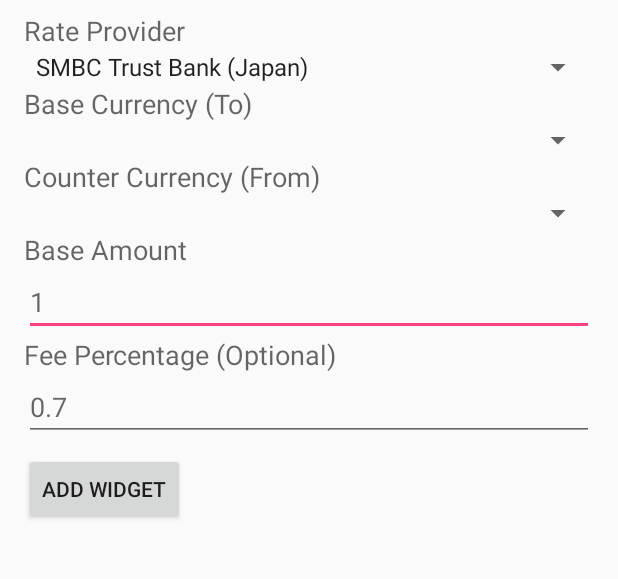
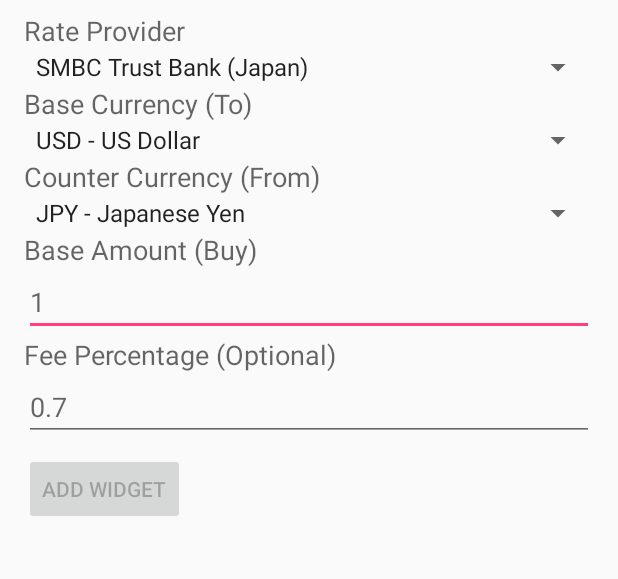
Before and after one commit to jbburns/SimpleCurrencyWidget, an Android app: the MainWidgetConfigureActivity screen opened directly, with no data from a screen before it, on a phone screen of 412 x 824 dp, the part 53-632 px from its top. Run offline under Robolectric (Android 15) with nearby library versions, the phone set to English and light mode, and no system bars; 1 statement that could not run was skipped.

Commit message:
added base selection functionality for SMBC TB rate provider

```diff
--- a/app/src/main/java/com/jbburns/simplecurrencywidget/MainWidgetConfigureActivity.java
+++ b/app/src/main/java/com/jbburns/simplecurrencywidget/MainWidgetConfigureActivity.java
@@ -7,6 +7,7 @@ import android.content.Intent;
 import android.content.SharedPreferences;
 import android.os.Bundle;
 import android.view.View;
+import android.widget.AdapterView;
 import android.widget.ArrayAdapter;
 import android.widget.Spinner;
 
@@ -81,9 +82,40 @@ public class MainWidgetConfigureActivity extends Activity {
 
         setContentView(R.layout.main_widget_configure);
 
-        Spinner rateProviderSpinner = (Spinner) findViewById(R.id.rateProviderSpinner);
+        final Spinner rateProviderSpinner = (Spinner) findViewById(R.id.rateProviderSpinner);
         ArrayAdapter<String> rateProvidersAdapter = new ArrayAdapter<>(this,android.R.layout.simple_spinner_item, rateProvidersArray);
         rateProviderSpinner.setAdapter(rateProvidersAdapter);
+
+        rateProviderSpinner.setOnItemSelectedListener(new AdapterView.OnItemSelectedListener() {
+            @Override
+            public void onItemSelected(AdapterView<?> arg0, View arg1,
+                                       int arg2, long arg3) {
+                Spinner baseCurrencySpinner = (Spinner) findViewById(R.id.baseCurrencySpinner);
+                Spinner counterCurrencySpinner = (Spinner) findViewById(R.id.counterCurrencySpinner);
+
+                String selectedrateProvider = rateProviderSpinner.getItemAtPosition(arg2).toString();
+                String smbctbRateProviderText = getResources().getString(R.string.smbctbRateProviderText);
+
+               if (selectedrateProvider.equals(smbctbRateProviderText)){
+
+                   final String[] smbctbDefaultBaseCurrenciesArray = getResources().getStringArray(R.array.smbctbDefaultBaseCurrencies);
+                   final String[] smbctbDefaultCounterCurrenciesArray = getResources().getStringArray(R.array.smbctbDefaultCounterCurrencies);
+                   ArrayAdapter<String> smbctbDefaultBaseCurrenciesAdapter = new ArrayAdapter<>(MainWidgetConfigureActivity.this,android.R.layout.simple_spinner_item, smbctbDefaultBaseCurrenciesArray);
+                   baseCurrencySpinner.setAdapter(smbctbDefaultBaseCurrenciesAdapter);
+                   ArrayAdapter<String> smbctbDefaultCounterCurrenciesAdapter = new ArrayAdapter<>(MainWidgetConfigureActivity.this,android.R.layout.simple_spinner_item, smbctbDefaultCounterCurrenciesArray);
+                   counterCurrencySpinner.setAdapter(smbctbDefaultCounterCurrenciesAdapter);
+               }
+
+                  //list.add(s);
+                  // listadapter.notifyDataSetChanged();
+              }
+
+              @Override
+              public void onNothingSelected(AdapterView<?> arg0) {
+                  // TODO Auto-generated method stub
+
+              }
+          });
 
         //mAppWidgetText = (EditText) findViewById(R.id.appwidget_text);
         findViewById(R.id.add_button).setOnClickListener(mOnClickListener);
--- a/app/src/main/res/layout/main_widget_configure.xml
+++ b/app/src/main/res/layout/main_widget_configure.xml
@@ -33,7 +33,8 @@
     <Spinner
         android:layout_width="match_parent"
         android:layout_height="wrap_content"
-        android:id="@+id/baseCurrencySpinner" />
+        android:id="@+id/baseCurrencySpinner"
+        android:enabled="false" />
 
     <TextView
         android:layout_width="wrap_content"
@@ -45,13 +46,14 @@
     <Spinner
         android:layout_width="match_parent"
         android:layout_height="wrap_content"
-        android:id="@+id/counterCurrencyTextViewSpinner" />
+        android:id="@+id/counterCurrencySpinner"
+        android:enabled="false"/>
 
     <TextView
         android:layout_width="wrap_content"
         android:layout_height="wrap_content"
         android:textAppearance="?android:attr/textAppearanceMedium"
-        android:text="Base Amount"
+        android:text="Base Amount (Buy)"
         android:id="@+id/baseAmountTextView" />
 
     <EditText
@@ -82,6 +84,7 @@
         android:layout_width="wrap_content"
         android:layout_height="wrap_content"
         android:layout_marginTop="8dp"
-        android:text="@string/add_widget" />
+        android:text="@string/add_widget"
+        android:enabled="false" />
 
 </LinearLayout>
--- a/app/src/main/res/values/arrays.xml
+++ b/app/src/main/res/values/arrays.xml
@@ -3,4 +3,20 @@
     <string-array name="rateProviders">
         <item>@string/smbctbRateProviderText</item>
     </string-array>
+    <string-array name="smbctbDefaultBaseCurrencies">
+        <item>@string/USD</item>
+        <item>@string/AUD</item>
+        <item>@string/NZD</item>
+        <item>@string/GBP</item>
+        <item>@string/CAD</item>
+        <item>@string/CHF</item>
+        <item>@string/EUR</item>
+        <item>@string/HKD</item>
+        <item>@string/THB</item>
+        <item>@string/NOK</item>
+        <item>@string/ZAR</item>
+    </string-array>
+    <string-array name="smbctbDefaultCounterCurrencies">
+        <item>@string/JPY</item>
+    </string-array>
 </resources>
--- a/app/src/main/res/values/strings.xml
+++ b/app/src/main/res/values/strings.xml
@@ -8,4 +8,16 @@
     <string name="widgetRefreshTimeText">Not Updated</string>
     <string name="rateAsOfTimeText">Not Updated</string>
     <string name="smbctbRateProviderText">SMBC Trust Bank (Japan)</string>
+    <string name="JPY">JPY - Japanese Yen</string>
+    <string name="USD">USD - US Dollar</string>
+    <string name="AUD">AUD - Australian Dollar</string>
+    <string name="NZD">NZD - New Zealand Dollar</string>
+    <string name="GBP">GBP - British Pound</string>
+    <string name="CAD">CAD - Canadian Dollar</string>
+    <string name="CHF">CHF - Swiss Franc</string>
+    <string name="EUR">EUR - Euro</string>
+    <string name="HKD">HKD - Hong Kong Dollar</string>
+    <string name="THB">THB - Thai Baht</string>
+    <string name="NOK">NOK - Norwegian Krone</string>
+    <string name="ZAR">ZAR - South African Rand</string>
 </resources>
```
